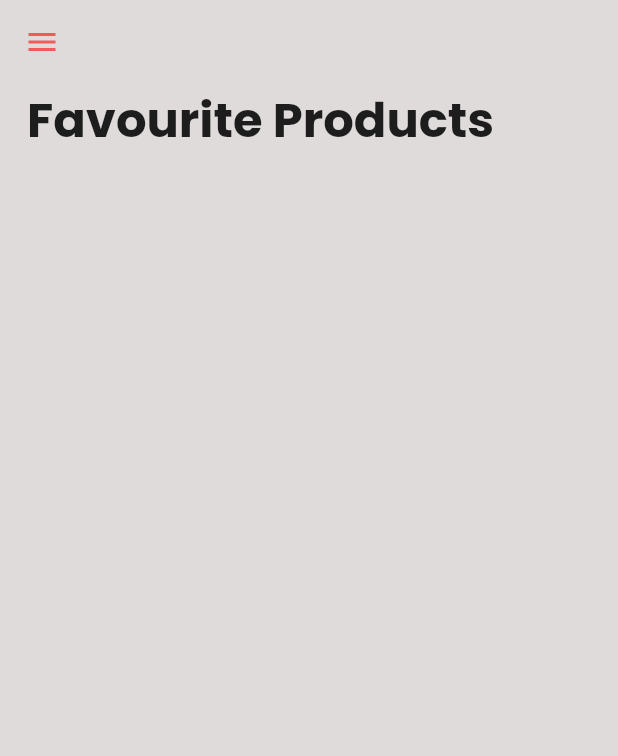
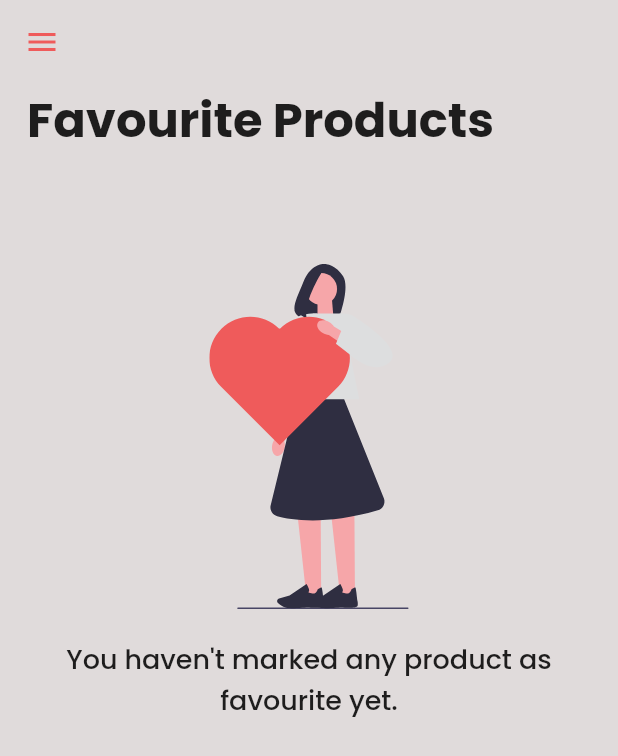
Before and after one commit to aliasar1/E-Commerce-Store-App, a Flutter app: the FavouriteScreen screen opened directly, on a phone screen of 412 x 824 dp. Shown: the top 756 px of the screen. Run offline on Flutter 3.47's test engine with Material 2 defaults, Android fonts, the phone set to English and light mode, and no system bars; our stand-ins replace cloud_firestore, firebase_auth, firebase_core, firebase_storage, flutter_speed_dial, flutter_svg and 4 more; accounts and stored records are empty; network calls fail.

Commit message:
Added favs product fetching feature.

```diff
--- a/lib/views/favourites_screen.dart
+++ b/lib/views/favourites_screen.dart
@@ -1,7 +1,11 @@
+import 'package:e_commerce_shopping_app/controllers/product_controller.dart';
+import 'package:e_commerce_shopping_app/views/seller_home_screen.dart';
 import 'package:flutter/material.dart';
 import 'package:get/get.dart';
+import 'package:flutter_svg/flutter_svg.dart';
 
 import '../controllers/auth_controller.dart';
+import '../models/product_model.dart';
 import '../utils/exports/managers_exports.dart';
 import '../widgets/buyer_home_drawer.dart';
 import '../widgets/custom_text.dart';
@@ -12,8 +16,11 @@ class FavouriteScreen extends StatelessWidget {
   final AuthenticateController authController =
       Get.put(AuthenticateController());
 
+  final ProductController prodController = Get.put(ProductController());
+
   @override
   Widget build(BuildContext context) {
+    final isUserBuyer = authController.getUserType() == "Buyer" ? true : false;
     return SafeArea(
       child: Scaffold(
         backgroundColor: ColorsManager.scaffoldBgColor,
@@ -38,6 +45,57 @@ class FavouriteScreen extends StatelessWidget {
                     fontFamily: FontsManager.fontFamilyPoppins,
                   ),
                 ),
+                const SizedBox(height: 12),
+                StreamBuilder<List<Product>>(
+                  stream: prodController
+                      .fetchFavoriteProducts(firebaseAuth.currentUser!.uid)
+                      .asStream(),
+                  builder: (context, snapshot) {
+                    if (snapshot.hasData) {
+                      final favProducts = snapshot.data!;
+                      if (favProducts.isNotEmpty) {
+                        return Expanded(
+                          child: GridView.builder(
+                            padding: const EdgeInsets.all(10.0),
+                            itemCount: favProducts.length,
+                            itemBuilder: (ctx, i) {
+                              final prod = favProducts[i];
+                              return ProductsCard(
+                                prod: prod,
+                                controller: prodController,
+                                isUserBuyer: isUserBuyer,
+                                isFav: true,
+                              );
+                            },
+                            gridDelegate:
+                                const SliverGridDelegateWithFixedCrossAxisCount(
+                              crossAxisCount: 2,
+                              crossAxisSpacing: 10,
+                              mainAxisSpacing: 10,
+                            ),
+                          ),
+                        );
+                      } else {
+                        return const Column(
+                          children: [
+                            SizedBox(height: SizeManager.sizeXL * 3),
+                            NoFavsTemplate(),
+                          ],
+                        );
+                      }
+                    } else if (snapshot.hasError) {
+                      return Center(child: Text('Error: ${snapshot.error}'));
+                    } else {
+                      return const Expanded(
+                        child: Center(
+                          child: CircularProgressIndicator(
+                            color: ColorsManager.secondaryColor,
+                          ),
+                        ),
+                      );
+                    }
+                  },
+                ),
               ],
             ),
           ),
@@ -46,3 +104,43 @@ class FavouriteScreen extends StatelessWidget {
     );
   }
 }
+
+class NoFavsTemplate extends StatelessWidget {
+  const NoFavsTemplate({
+    super.key,
+  });
+
+  @override
+  Widget build(BuildContext context) {
+    return Container(
+      margin: const EdgeInsets.symmetric(horizontal: MarginManager.marginXL),
+      child: Column(
+        mainAxisAlignment: MainAxisAlignment.center,
+        crossAxisAlignment: CrossAxisAlignment.center,
+        children: [
+          SvgPicture.asset(
+            'assets/images/fav.svg',
+            height: SizeManager.svgImageSize,
+            width: SizeManager.svgImageSize,
+            fit: BoxFit.scaleDown,
+          ),
+          const SizedBox(
+            height: 20,
+          ),
+          const Center(
+            child: Txt(
+              text: "You haven't marked any product as favourite yet.",
+              fontFamily: FontsManager.fontFamilyPoppins,
+              fontSize: FontSize.textFontSize,
+              fontWeight: FontWeightManager.medium,
+              textAlign: TextAlign.center,
+            ),
+          ),
+          const SizedBox(
+            height: 15,
+          ),
+        ],
+      ),
+    );
+  }
+}
--- a/lib/widgets/buyer_home_drawer.dart
+++ b/lib/widgets/buyer_home_drawer.dart
@@ -1,4 +1,5 @@
 import 'package:e_commerce_shopping_app/controllers/auth_controller.dart';
+import 'package:e_commerce_shopping_app/controllers/product_controller.dart';
 import 'package:e_commerce_shopping_app/views/buyer_home_screen.dart';
 import 'package:e_commerce_shopping_app/views/cart_screen.dart';
 import 'package:e_commerce_shopping_app/views/favourites_screen.dart';
@@ -6,6 +7,7 @@ import 'package:e_commerce_shopping_app/views/orders_history_screen.dart';
 import 'package:flutter/material.dart';
 import 'package:get/get.dart';
 
+import '../controllers/cart_controller.dart';
 import '../controllers/profile_controller.dart';
 import '../models/user_model.dart';
 import '../utils/exports/managers_exports.dart';
@@ -25,11 +27,14 @@ class BuyerHomeDrawer extends StatefulWidget {
 
 class _BuyerHomeDrawerState extends State<BuyerHomeDrawer> {
   final profileController = Get.put(ProfileController());
+  final prodController = Get.put(ProductController());
+  final cartController = Get.put(CartController());
 
   @override
   void initState() {
     super.initState();
     profileController.updateUserId(firebaseAuth.currentUser!.uid);
+    cartController.initializeCartItems();
   }
 
   @override
```
Also changed, not shown: lib/controllers/cart_controller.dart (+18 -6 lines), lib/controllers/product_controller.dart (+30 -9 lines), lib/views/product_overview_screen.dart (+9 -2 lines), lib/views/seller_home_screen.dart (+17 -2 lines), assets/images/fav.svg (added).
